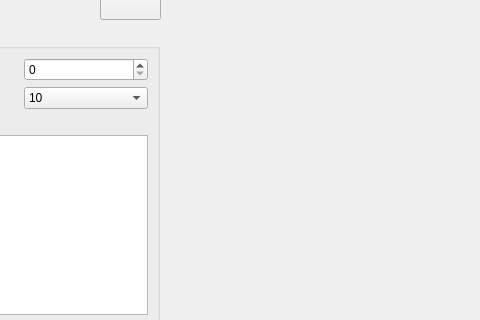
Before: the Qt Designer form src/modbusframe.ui in hancse/powermeter, drawn with Qt 5; both pictures show x 420 to 900 and y 101 to 421 of the 900 by 600 pixel window.
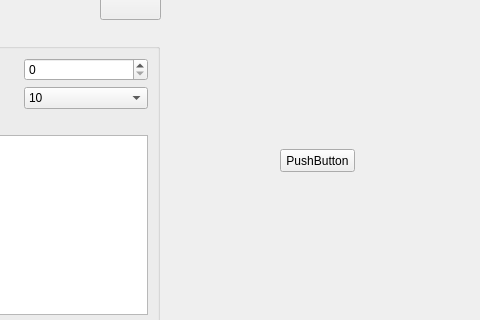
After: the same form once the commit is applied.

Commit message: Added QByteArrayToDouble function

Diff of the .ui file:
```diff
--- a/src/modbusframe.ui
+++ b/src/modbusframe.ui
@@ -503,6 +503,19 @@
     <string>TextLabel</string>
    </property>
   </widget>
+  <widget class="QPushButton" name="pushButton">
+   <property name="geometry">
+    <rect>
+     <x>700</x>
+     <y>250</y>
+     <width>75</width>
+     <height>23</height>
+    </rect>
+   </property>
+   <property name="text">
+    <string>PushButton</string>
+   </property>
+  </widget>
  </widget>
  <resources/>
  <connections/>
```
Left out of the diff: 4 changed lines with no effect on the pictures. The commit also changes 2 other files.
